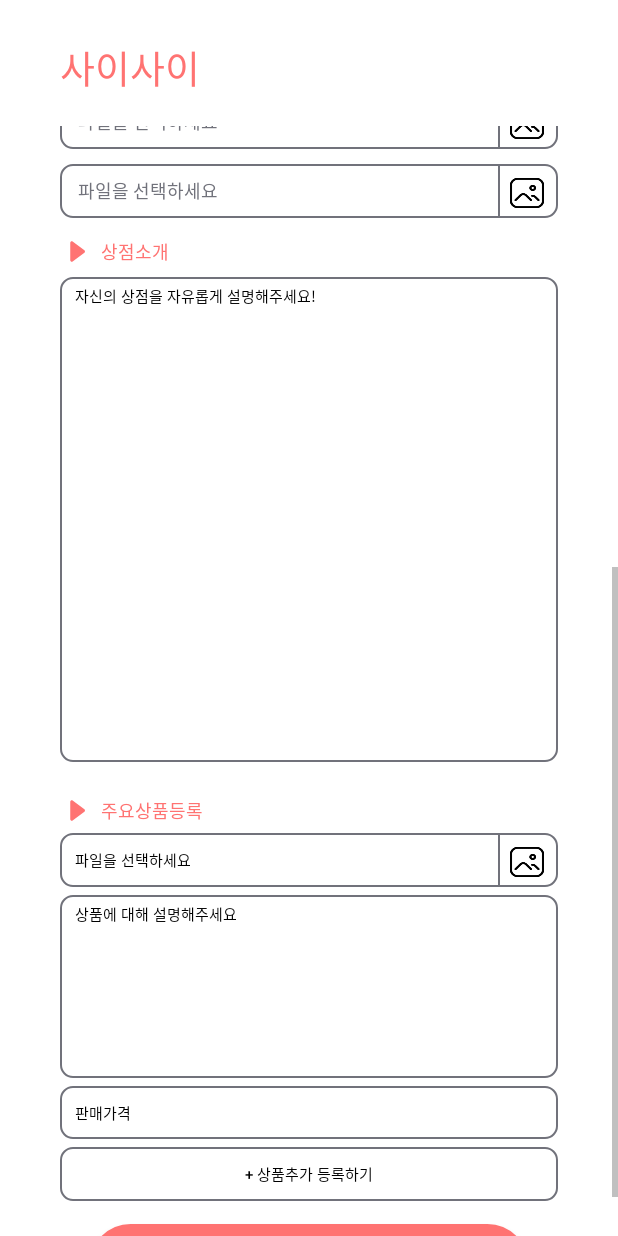
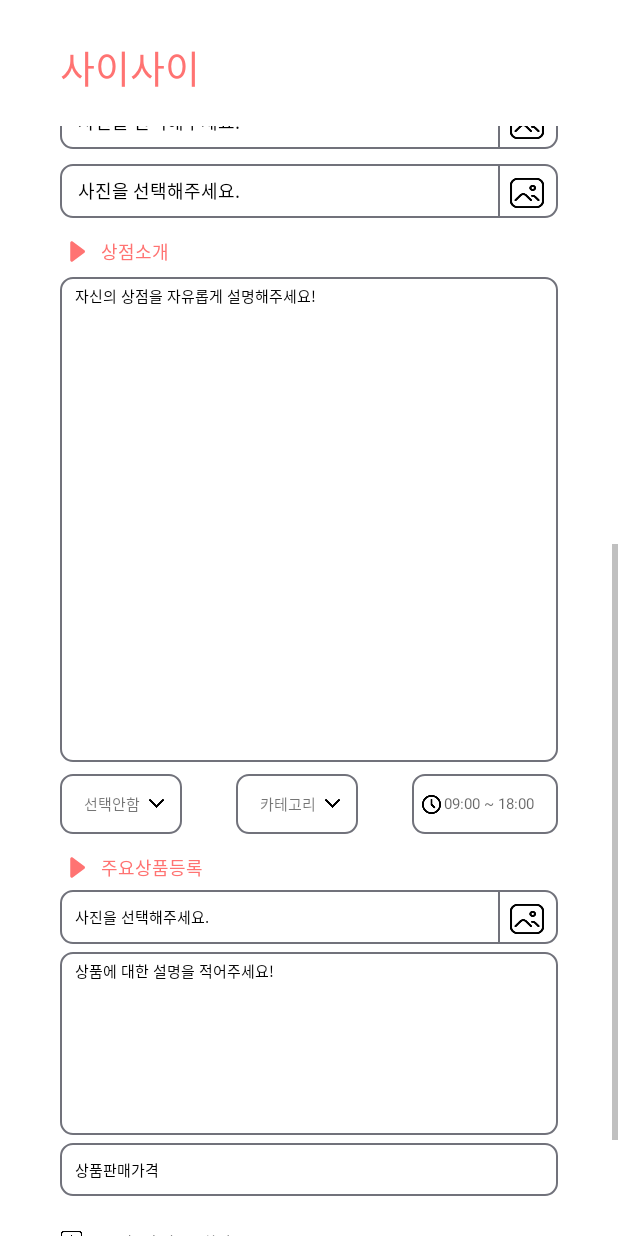
Before and after one commit to Depplication/Diowner_Kotlin, an Android app: the RegisterActivity screen opened directly, with no data from a screen before it, scrolled down 518 dp, on a phone screen of 412 x 824 dp. Run offline under Robolectric (Android 15) with nearby library versions, the phone set to English and light mode, and no system bars.

Commit message:
광고등록 구현중

```diff
--- a/app/src/main/java/kr/hs/diowner/RegisterActivity.kt
+++ b/app/src/main/java/kr/hs/diowner/RegisterActivity.kt
@@ -5,9 +5,7 @@
 import android.content.SharedPreferences
 import android.os.Bundle
 import android.util.Log
-import android.util.TypedValue
 import android.view.View
-import android.view.ViewGroup
 import android.widget.*
 import androidx.appcompat.app.AppCompatActivity
 import com.google.android.material.datepicker.CalendarConstraints
@@ -16,12 +14,15 @@
 import kr.hs.diowner.databinding.ActivityRegisterBinding
 import java.util.*
 import java.util.regex.Pattern
+import kotlin.collections.ArrayList
 
 
 class RegisterActivity : AppCompatActivity(), View.OnClickListener {
     private lateinit var binding: ActivityRegisterBinding
     private var calendar = Calendar.getInstance()
     private var result: Long = 0
+    private var check_event: Int = 0
+    private var check_category: Int = 0
 
     private val StNameEt: EditText by lazy {
         findViewById(R.id.StName_ET)
@@ -32,17 +33,23 @@
         binding = ActivityRegisterBinding.inflate(layoutInflater)
         setContentView(binding.root)
         settingListener()
+        settingEventSpinner()
+        settingCategorySpinner()
         showdate()
     }
 
     //TODO 주요상품 등록 구현
     //TODO 사진등록 구현
+    private fun setTimeArray(){
+
+    }
+
     private fun showdate() {
         val calenderConstraintBuilder = CalendarConstraints.Builder()
         calenderConstraintBuilder.setValidator(DateValidatorPointForward.now())
         val sharedPreference = getSharedPreferences("setDate", Context.MODE_PRIVATE)
         val editor: SharedPreferences.Editor = sharedPreference.edit()
-        binding.firstDayBtn.setOnClickListener {
+        binding.firstDayLayout.setOnClickListener {
             val builder = MaterialDatePicker.Builder.datePicker()
                 .setTitleText("select_first_day")
                 .setSelection(MaterialDatePicker.todayInUtcMilliseconds())
@@ -65,7 +72,7 @@
             datePicker.show(supportFragmentManager, datePicker.toString())
         }
 
-        binding.endDayBtn.setOnClickListener {
+        binding.endDayLayout.setOnClickListener {
             val calenderConstraintBuilder2 = CalendarConstraints.Builder()
             calenderConstraintBuilder2.setValidator(DateValidatorPointForward.from(result + 1))
             val builder = MaterialDatePicker.Builder.datePicker()
@@ -85,6 +92,69 @@
                     }"
             }
             datePicker.show(supportFragmentManager, datePicker.toString())
+        }
+    }
+
+    private fun settingEventSpinner() {
+        val item = resources.getStringArray(R.array.eventList)
+
+        val myAdapter = ArrayAdapter(this, R.layout.spinner_textview, item)
+        binding.eventSpinner.adapter = myAdapter
+
+        binding.eventSpinner.onItemSelectedListener = object : AdapterView.OnItemSelectedListener {
+            override fun onItemSelected(parent: AdapterView<*>?, view: View?, position: Int, id: Long) {
+                when(position) {
+                    0 -> {
+                         check_event = 1
+                    }
+                    1 -> {
+
+                    }
+                    2 -> {
+
+                    }
+                }
+            }
+
+            override fun onNothingSelected(p0: AdapterView<*>?) {
+
+            }
+        }
+    }
+
+    private fun settingCategorySpinner() {
+        val item = resources.getStringArray(R.array.categoryList)
+
+        val myAdapter = ArrayAdapter(this, R.layout.spinner_textview, item)
+        binding.categorySpinner.adapter = myAdapter
+
+        binding.categorySpinner.onItemSelectedListener = object : AdapterView.OnItemSelectedListener {
+            override fun onItemSelected(parent: AdapterView<*>?, view: View?, position: Int, id: Long) {
+                when(position) {
+                    0 -> {
+                        check_category = 1
+                    }
+                    1 -> {
+
+                    }
+                    2 -> {
+
+                    }
+                    3 -> {
+
+                    }
+                    4 -> {
+
+                    }
+                    5 -> {
+
+                    }
+                }
+            }
+
+            override fun onNothingSelected(p0: AdapterView<*>?) {
+
+            }
         }
     }
 
@@ -120,6 +190,12 @@
         } else if (binding.storeEt.text.isNullOrBlank()) {
             binding.storeEt.requestFocus()
             Toast.makeText(this, "상점 설명을 적어주세요.", Toast.LENGTH_SHORT).show()
+        } else if (check_event == 1){
+            check_event = 0
+            Toast.makeText(this, "이벤트를 선택해 주세요.", Toast.LENGTH_SHORT).show()
+        } else if (check_category == 1) {
+            check_category = 0
+            Toast.makeText(this, "카테고리를 선택해 주세요.", Toast.LENGTH_SHORT).show()
         } else {
             Log.d("test_check", "pass")
             val intent = Intent(this, MyActivity::class.java)
--- /dev/null
+++ b/app/src/main/res/drawable/spinner_background.xml
@@ -0,0 +1,21 @@
+<?xml version="1.0" encoding="utf-8"?>
+<selector xmlns:android="http://schemas.android.com/apk/res/android">
+    <item>
+        <layer-list>
+            <item
+                android:height="40dp">
+                <shape android:shape="rectangle">
+                    <solid android:color="@null" />
+                    <corners android:radius="8dp" />
+                    <padding android:right="12dp" />
+                    <stroke android:width="1dp" android:color="@color/RoundGray"/>
+                </shape>
+            </item>
+            <item
+                android:drawable="@drawable/downarrow"
+                android:gravity="center|end"
+                android:width="10dp"
+                android:height="10dp" />
+        </layer-list>
+    </item>
+</selector>
--- a/app/src/main/res/layout/activity_register.xml
+++ b/app/src/main/res/layout/activity_register.xml
@@ -234,12 +234,12 @@
                     android:textColorHint="@color/black"
                     android:textSize="10dp"
                     app:layout_constraintBottom_toBottomOf="parent"
-                    app:layout_constraintEnd_toStartOf="@id/BtnLayout"
+                    app:layout_constraintEnd_toStartOf="@id/firstDayLayout"
                     app:layout_constraintStart_toStartOf="parent"
                     app:layout_constraintTop_toTopOf="parent" />
 
                 <androidx.constraintlayout.widget.ConstraintLayout
-                    android:id="@+id/BtnLayout"
+                    android:id="@+id/firstDayLayout"
                     android:layout_width="35dp"
                     android:layout_height="0dp"
                     android:layout_marginEnd="16dp"
@@ -291,12 +291,12 @@
                     android:textColorHint="@color/black"
                     android:textSize="10sp"
                     app:layout_constraintBottom_toBottomOf="@id/tv_startDay"
-                    app:layout_constraintEnd_toStartOf="@id/BtnLayout2"
+                    app:layout_constraintEnd_toStartOf="@id/endDayLayout"
                     app:layout_constraintStart_toEndOf="@id/wave"
                     app:layout_constraintTop_toTopOf="@id/tv_startDay" />
 
                 <androidx.constraintlayout.widget.ConstraintLayout
-                    android:id="@+id/BtnLayout2"
+                    android:id="@+id/endDayLayout"
                     android:layout_width="35dp"
                     android:layout_height="0dp"
                     android:background="@drawable/round_right_gray"
@@ -351,10 +351,10 @@
                 android:layout_marginTop="8dp"
                 android:background="@drawable/round_left_gray"
                 android:gravity="center_vertical"
-                android:hint="파일을 선택하세요"
+                android:hint="사진을 선택해주세요."
                 android:paddingStart="12dp"
                 android:singleLine="true"
-                android:textColorHint="@color/TextHint"
+                android:textColorHint="@color/black"
                 android:textSize="12sp"
                 app:layout_constraintEnd_toStartOf="@id/mainImgBtn_layout1"
                 app:layout_constraintStart_toStartOf="@id/StName_ET"
@@ -391,10 +391,10 @@
                 android:layout_marginTop="10dp"
                 android:background="@drawable/round_left_gray"
                 android:gravity="center_vertical"
-                android:hint="파일을 선택하세요"
+                android:hint="사진을 선택해주세요."
                 android:paddingStart="12dp"
                 android:singleLine="true"
-                android:textColorHint="@color/TextHint"
+                android:textColorHint="@color/black"
                 android:textSize="12sp"
                 app:layout_constraintEnd_toEndOf="@id/tv_mainImg1"
                 app:layout_constraintStart_toStartOf="@id/tv_mainImg1"
@@ -432,10 +432,10 @@
                 android:layout_marginTop="10dp"
                 android:background="@drawable/round_left_gray"
                 android:gravity="center_vertical"
-                android:hint="파일을 선택하세요"
+                android:hint="사진을 선택해주세요."
                 android:paddingStart="12dp"
                 android:singleLine="true"
-                android:textColorHint="@color/TextHint"
+                android:textColorHint="@color/black"
                 android:textSize="12sp"
                 app:layout_constraintEnd_toEndOf="@id/tv_mainImg1"
                 app:layout_constraintStart_toStartOf="@id/tv_mainImg1"
@@ -505,14 +505,72 @@
                 app:layout_constraintStart_toStartOf="@id/StName_ET"
                 app:layout_constraintTop_toBottomOf="@id/write" />
 
+            <androidx.constraintlayout.widget.ConstraintLayout
+                android:id="@+id/spinner_layout"
+                android:layout_width="0dp"
+                android:layout_height="wrap_content"
+                android:layout_marginTop="8dp"
+                app:layout_constraintEnd_toEndOf="@id/StName_ET"
+                app:layout_constraintStart_toStartOf="@id/StName_ET"
+                app:layout_constraintTop_toBottomOf="@id/store_et">
+
+                <Spinner
+                    android:id="@+id/event_spinner"
+                    android:layout_width="81dp"
+                    android:layout_height="0dp"
+                    android:background="@drawable/spinner_background"
+                    android:dropDownWidth="81dp"
+                    android:overlapAnchor="false"
+                    app:layout_constraintBottom_toBottomOf="parent"
+                    app:layout_constraintStart_toStartOf="parent"
+                    app:layout_constraintTop_toTopOf="parent" />
+
+                <Spinner
+                    android:id="@+id/category_spinner"
+                    android:layout_width="81dp"
+                    android:layout_height="0dp"
+                    android:background="@drawable/spinner_background"
+                    android:dropDownWidth="81dp"
+                    android:overlapAnchor="false"
+                    android:paddingRight="12dp"
+                    app:layout_constraintEnd_toStartOf="@id/et_time"
+                    app:layout_constraintStart_toEndOf="@id/event_spinner"
+                    app:layout_constraintTop_toTopOf="@id/event_spinner" />
+
+                <ImageView
+                    android:layout_width="15dp"
+                    android:layout_height="15dp"
+                    android:layout_marginStart="5dp"
+                    android:src="@drawable/clock"
+                    app:layout_constraintBottom_toBottomOf="@id/et_time"
+                    app:layout_constraintStart_toStartOf="@id/et_time"
+                    app:layout_constraintTop_toTopOf="@id/et_time" />
+
+                <EditText
+                    android:id="@+id/et_time"
+                    android:layout_width="97dp"
+                    android:layout_height="0dp"
+                    android:layout_marginStart="15dp"
+                    android:background="@drawable/round_gray"
+                    android:gravity="center"
+                    android:hint="09:00 ~ 18:00"
+                    android:inputType="number"
+                    android:paddingLeft="10dp"
+                    android:textColor="@color/black"
+                    android:textSize="10sp"
+                    app:layout_constraintBottom_toBottomOf="parent"
+                    app:layout_constraintEnd_toEndOf="parent"
+                    app:layout_constraintTop_toTopOf="parent" />
+            </androidx.constraintlayout.widget.ConstraintLayout>
+
             <ImageView
                 android:id="@+id/Arrow_goods"
                 android:layout_width="wrap_content"
                 android:layout_height="wrap_content"
-                android:layout_marginTop="25dp"
+                android:layout_marginTop="15dp"
                 android:src="@drawable/arrow_scarlet"
                 app:layout_constraintStart_toStartOf="@id/Arrow_avName"
-                app:layout_constraintTop_toBottomOf="@id/store_et" />
+                app:layout_constraintTop_toBottomOf="@id/spinner_layout" />
 
             <TextView
                 android:layout_width="wrap_content"
@@ -533,7 +591,7 @@
                 android:layout_marginTop="8dp"
                 android:background="@drawable/round_left_gray"
                 android:gravity="center_vertical"
-                android:hint="파일을 선택하세요"
+                android:hint="사진을 선택해주세요."
                 android:paddingLeft="10dp"
                 android:singleLine="true"
                 android:textColorHint="@color/black"
@@ -574,7 +632,7 @@
                 android:layout_marginTop="5dp"
                 android:background="@drawable/round_gray"
                 android:gravity="top"
-                android:hint="상품에 대해 설명해주세요"
+                android:hint="상품에 대한 설명을 적어주세요!"
                 android:inputType="textMultiLine"
                 android:paddingLeft="10dp"
                 android:textColorHint="@color/black"
@@ -589,7 +647,7 @@
                 android:layout_height="35dp"
                 android:layout_marginTop="5dp"
                 android:background="@drawable/round_gray"
-                android:hint="판매가격"
+                android:hint="상품판매가격"
                 android:paddingLeft="10dp"
                 android:textColorHint="@color/black"
                 android:textSize="10sp"
@@ -597,36 +655,51 @@
                 app:layout_constraintStart_toStartOf="@id/tv_img"
                 app:layout_constraintTop_toBottomOf="@id/goods_et" />
 
-            <androidx.appcompat.widget.AppCompatButton
-                android:id="@+id/add_btn"
+            <androidx.constraintlayout.widget.ConstraintLayout
+                android:id="@+id/add_btn_layout"
                 android:layout_width="0dp"
-                android:layout_height="36dp"
-                android:layout_marginTop="5dp"
-                android:background="@drawable/round_gray"
-                android:text="+ 상품추가 등록하기"
-                android:textColor="@color/black"
-                android:textSize="10sp"
+                android:layout_height="30dp"
+                android:layout_marginTop="15dp"
                 app:layout_constraintEnd_toEndOf="@id/goods_price"
                 app:layout_constraintStart_toStartOf="@id/goods_price"
-                app:layout_constraintTop_toBottomOf="@id/goods_price" />
+                app:layout_constraintTop_toBottomOf="@id/goods_price">
+
+                <ImageView
+                    android:id="@+id/addImg"
+                    android:layout_width="15dp"
+                    android:layout_height="15dp"
+                    android:src="@drawable/addbtn"
+                    app:layout_constraintBottom_toBottomOf="parent"
+                    app:layout_constraintStart_toStartOf="parent"
+                    app:layout_constraintTop_toTopOf="parent" />
+
+                <TextView
+                    android:layout_width="wrap_content"
+                    android:layout_height="0dp"
+                    android:layout_marginStart="5dp"
+                    android:text="주요상품추가등록하기"
+                    android:textColor="@color/black"
+                    android:textSize="10sp"
+                    app:layout_constraintBottom_toBottomOf="@id/addImg"
+                    app:layout_constraintStart_toEndOf="@id/addImg"
+                    app:layout_constraintTop_toTopOf="@id/addImg" />
+            </androidx.constraintlayout.widget.ConstraintLayout>
 
             <androidx.appcompat.widget.AppCompatButton
                 android:id="@+id/register_btn"
                 android:layout_width="0dp"
                 android:layout_height="wrap_content"
-                android:layout_marginStart="20dp"
-                android:layout_marginTop="15dp"
-                android:layout_marginEnd="20dp"
+                android:layout_marginTop="40dp"
                 android:background="@drawable/round_scarlet"
+                android:fontFamily="@font/jua"
                 android:paddingTop="15dp"
                 android:paddingBottom="15dp"
                 android:text="등록하기"
-                android:textColor="@color/black"
-                android:textSize="15sp"
-                android:textStyle="bold"
+                android:textColor="@color/white"
+                android:textSize="20sp"
+                app:layout_constraintEnd_toEndOf="@id/StName_ET"
                 app:layout_constraintStart_toStartOf="@id/StName_ET"
-                app:layout_constraintEnd_toEndOf="@id/StName_ET"
-                app:layout_constraintTop_toBottomOf="@id/add_btn" />
+                app:layout_constraintTop_toBottomOf="@id/add_btn_layout" />
         </androidx.constraintlayout.widget.ConstraintLayout>
 
     </ScrollView>
--- /dev/null
+++ b/app/src/main/res/layout/spinner_textview.xml
@@ -0,0 +1,9 @@
+<?xml version="1.0" encoding="utf-8"?>
+<TextView xmlns:android="http://schemas.android.com/apk/res/android"
+    android:layout_width="match_parent"
+    android:layout_height="40dp"
+    android:gravity="center"
+    android:fontFamily="@font/jua"
+    android:textSize="10sp">
+
+</TextView>
--- /dev/null
+++ b/app/src/main/res/values/category_list.xml
@@ -0,0 +1,11 @@
+<?xml version="1.0" encoding="utf-8"?>
+<resources>
+    <string-array name="categoryList">
+        <item>카테고리</item>
+        <item>음식</item>
+        <item>뷰티</item>
+        <item>생활</item>
+        <item>운동</item>
+        <item>인테리어</item>
+    </string-array>
+</resources>
--- /dev/null
+++ b/app/src/main/res/values/event_list.xml
@@ -0,0 +1,8 @@
+<?xml version="1.0" encoding="utf-8"?>
+<resources>
+    <string-array name="eventList">
+        <item>선택안함</item>
+        <item>오픈이벤트</item>
+        <item>일반이벤트</item>
+    </string-array>
+</resources>
```
Also changed, not shown: app/src/main/res/drawable/addbtn.png (added), app/src/main/res/drawable/clock.png (added).
